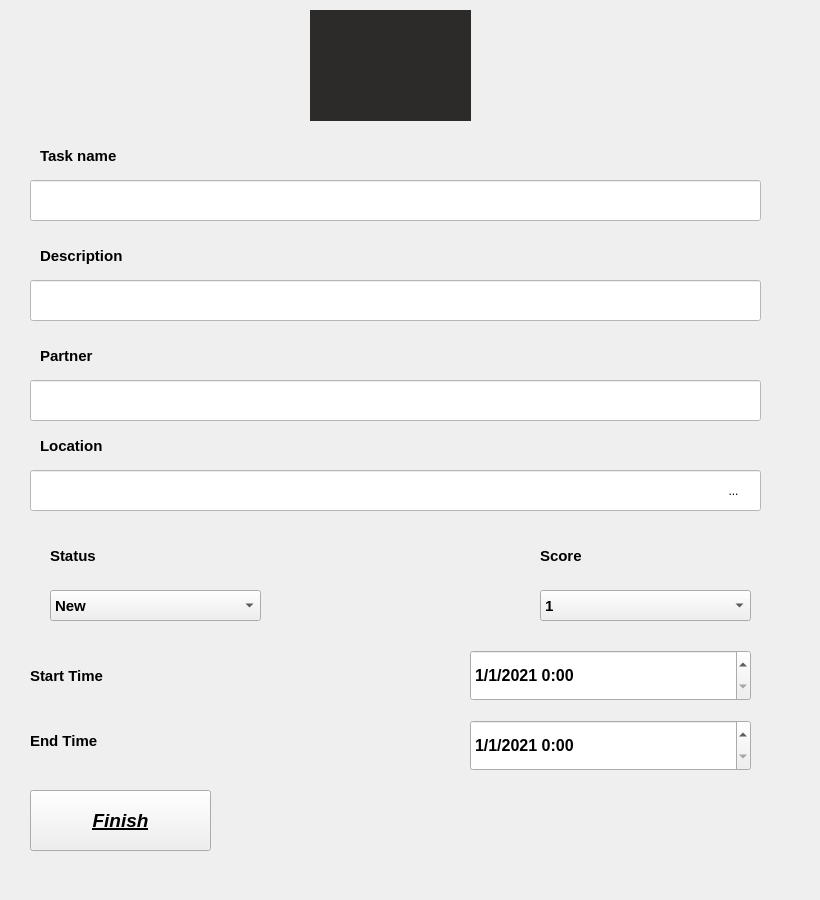
Above: Add_Task_final.ui from MoAmrYehia/TMS before the change. Below: the same form after it.
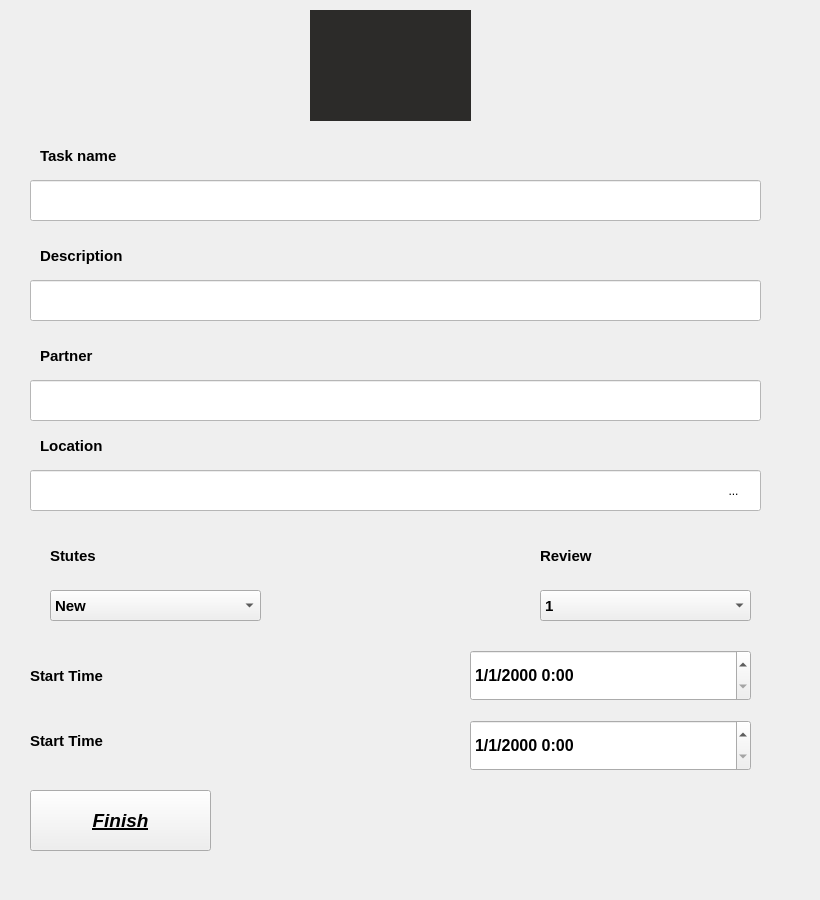
That is the form after the change. Icons and pictures are not drawn.

```diff
--- a/Add_Task_final.ui
+++ b/Add_Task_final.ui
@@ -300,7 +300,7 @@
 color: rgb(0, 0, 0);</string>
    </property>
    <property name="text">
-    <string>Score</string>
+    <string>Review</string>
    </property>
   </widget>
   <widget class="QLabel" name="label_16">
@@ -348,7 +348,7 @@
 color: rgb(0, 0, 0);</string>
    </property>
    <property name="text">
-    <string>End Time</string>
+    <string>Start Time</string>
    </property>
   </widget>
   <widget class="QLabel" name="label_18">
@@ -372,7 +372,7 @@
 color: rgb(0, 0, 0);</string>
    </property>
    <property name="text">
-    <string>Status</string>
+    <string>Stutes</string>
    </property>
   </widget>
   <widget class="QComboBox" name="comboBox">
@@ -472,13 +472,6 @@
     <string notr="true">/*color:rgb(255, 255, 255);*/
 color: rgb(0, 0, 0);</string>
    </property>
-   <property name="date">
-    <date>
-     <year>2021</year>
-     <month>1</month>
-     <day>1</day>
-    </date>
-   </property>
    <property name="displayFormat">
     <string>M/d/yyyy h:mm </string>
    </property>
@@ -503,13 +496,6 @@
     <string notr="true">/*color:rgb(255, 255, 255);*/
 color: rgb(0, 0, 0);</string>
    </property>
-   <property name="date">
-    <date>
-     <year>2021</year>
-     <month>1</month>
-     <day>1</day>
-    </date>
-   </property>
    <property name="displayFormat">
     <string notr="true">M/d/yyyy h:mm </string>
    </property>
```
